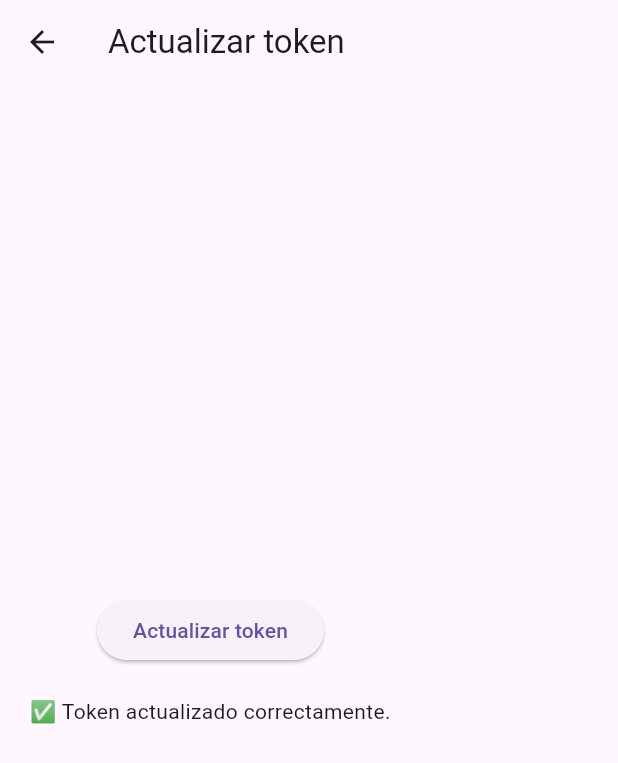
After one commit to Asb74/sansebassms, a Flutter app: the ActualizarTokenScreen screen opened by its route, after a tap on "Actualizar token", on a phone screen of 412 x 824 dp. The commit adds this screen. Shown: the top 763 px of the screen. Run offline on Flutter 3.47's test engine with Material 3 defaults, Android fonts, the phone set to English and light mode, and no system bars; our stand-ins replace cloud_firestore, firebase_auth, firebase_core, firebase_messaging, flutter_local_notifications, permission_handler and 1 more; accounts and stored records are empty.

Commit message:
Permitir registro sin token FCM

```diff
--- a/lib/main.dart
+++ b/lib/main.dart
@@ -12,6 +12,7 @@ import 'login_screen.dart';
 import 'home_screen.dart';
 import 'screens/splash_screen.dart';
 import 'screens/usuario_screen.dart';
+import 'screens/actualizar_token_screen.dart';
 
 final FlutterLocalNotificationsPlugin flutterLocalNotificationsPlugin = FlutterLocalNotificationsPlugin();
 final GlobalKey<NavigatorState> navigatorKey = GlobalKey<NavigatorState>();
@@ -148,6 +149,7 @@ class SansebasSmsApp extends StatelessWidget {
       ),
       routes: {
         '/usuario': (_) => const UsuarioScreen(),
+        '/actualizar-token': (_) => const ActualizarTokenScreen(),
       },
       home: FutureBuilder<Widget>(
         future: _decidirPantallaInicial(),
--- /dev/null
+++ b/lib/screens/actualizar_token_screen.dart
@@ -0,0 +1,112 @@
+import 'dart:io';
+
+import 'package:flutter/material.dart';
+import 'package:firebase_messaging/firebase_messaging.dart';
+import 'package:cloud_firestore/cloud_firestore.dart';
+import 'package:firebase_auth/firebase_auth.dart';
+
+class ActualizarTokenScreen extends StatefulWidget {
+  const ActualizarTokenScreen({super.key});
+
+  @override
+  State<ActualizarTokenScreen> createState() => _ActualizarTokenScreenState();
+}
+
+class _ActualizarTokenScreenState extends State<ActualizarTokenScreen> {
+  bool _cargando = false;
+  String? _mensaje;
+
+  Future<void> _actualizarToken() async {
+    setState(() {
+      _cargando = true;
+      _mensaje = null;
+    });
+
+    try {
+      final messaging = FirebaseMessaging.instance;
+      final settings = await messaging.requestPermission();
+      if (settings.authorizationStatus == AuthorizationStatus.denied) {
+        setState(() {
+          _mensaje = "🔇 Permiso de notificaciones denegado.";
+        });
+        return;
+      }
+
+      if (Platform.isIOS) {
+        try {
+          await messaging.getAPNSToken().timeout(const Duration(seconds: 5));
+        } catch (_) {
+          setState(() {
+            _mensaje =
+                "⚠️ No se pudo obtener el token de notificaciones.";
+          });
+          return;
+        }
+      }
+
+      final token = await messaging
+          .getToken()
+          .timeout(const Duration(seconds: 5), onTimeout: () => null);
+
+      if (token == null) {
+        setState(() {
+          _mensaje =
+              "⚠️ No se pudo generar el token. Inténtalo de nuevo más tarde.";
+        });
+        return;
+      }
+
+      final user = FirebaseAuth.instance.currentUser;
+      if (user == null) {
+        setState(() {
+          _mensaje = "⚠️ Usuario no autenticado.";
+        });
+        return;
+      }
+
+      await FirebaseFirestore.instance
+          .collection("UsuariosAutorizados")
+          .doc(user.uid)
+          .update({"fcmToken": token, "tokenPendiente": false});
+
+      setState(() {
+        _mensaje = "✅ Token actualizado correctamente.";
+      });
+    } catch (e) {
+      setState(() {
+        _mensaje = "❌ Error: ${e.toString()}";
+      });
+    } finally {
+      setState(() {
+        _cargando = false;
+      });
+    }
+  }
+
+  @override
+  Widget build(BuildContext context) {
+    return Scaffold(
+      appBar: AppBar(title: const Text("Actualizar token")),
+      body: Padding(
+        padding: const EdgeInsets.all(20),
+        child: Column(
+          mainAxisAlignment: MainAxisAlignment.center,
+          children: [
+            ElevatedButton(
+              onPressed: _cargando ? null : _actualizarToken,
+              child: _cargando
+                  ? const CircularProgressIndicator()
+                  : const Text("Actualizar token"),
+            ),
+            const SizedBox(height: 20),
+            if (_mensaje != null)
+              Text(
+                _mensaje!,
+                textAlign: TextAlign.center,
+              ),
+          ],
+        ),
+      ),
+    );
+  }
+}
```
Also changed, not shown: lib/login_screen.dart (+14 -10 lines).
